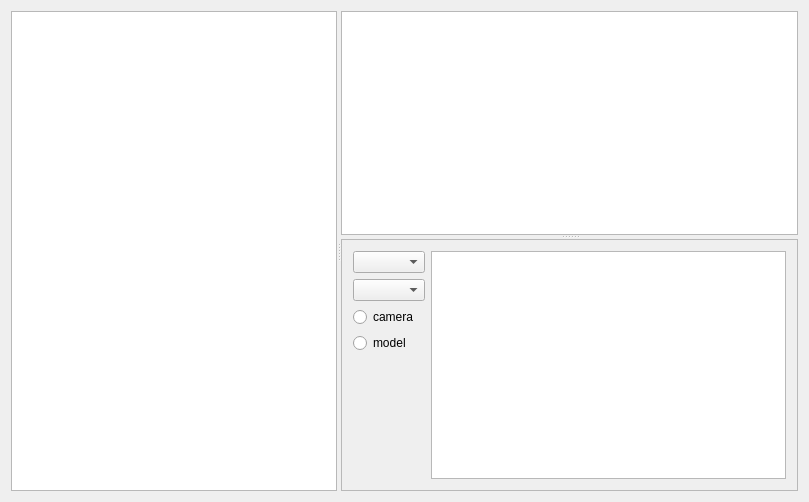
This is Sem_04/OOP/Lab_03/gui/mainwindow.ui in lieroz/University as Qt 5 draws it before an edit. The edited form follows.
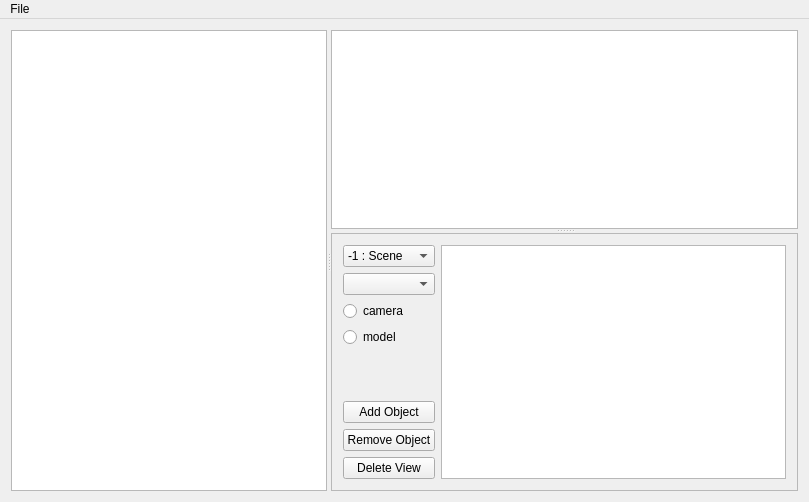
This is the edited form.

Commit message: Added work with several models.

What changed in the file:
```diff
--- a/Sem_04/OOP/Lab_03/gui/mainwindow.ui
+++ b/Sem_04/OOP/Lab_03/gui/mainwindow.ui
@@ -44,12 +44,18 @@
           <layout class="QHBoxLayout" name="horizontalLayout">
            <item>
             <layout class="QVBoxLayout" name="verticalLayout">
+             <item>
+              <widget class="QComboBox" name="modelChoiceButton">
+               <item>
+                <property name="text">
+                 <string>-1 : Scene</string>
+                </property>
+               </item>
+              </widget>
+             </item>
              <item>
               <widget class="QComboBox" name="cameraChoiceButton"/>
              </item>
-             <item>
-              <widget class="QComboBox" name="modelChoiceButton"/>
-             </item>
              <item>
               <widget class="QRadioButton" name="cameraButton">
                <property name="text">
@@ -77,6 +83,27 @@
                </property>
               </spacer>
              </item>
+             <item>
+              <widget class="QPushButton" name="addSceneObjectButton">
+               <property name="text">
+                <string>Add Object</string>
+               </property>
+              </widget>
+             </item>
+             <item>
+              <widget class="QPushButton" name="removeSceneObjectButton">
+               <property name="text">
+                <string>Remove Object</string>
+               </property>
+              </widget>
+             </item>
+             <item>
+              <widget class="QPushButton" name="deleteViewButton">
+               <property name="text">
+                <string>Delete View</string>
+               </property>
+              </widget>
+             </item>
             </layout>
            </item>
            <item>
@@ -100,6 +127,13 @@
      <height>22</height>
     </rect>
    </property>
+   <widget class="QMenu" name="menuFile">
+    <property name="title">
+     <string>File</string>
+    </property>
+    <addaction name="actionupload_model"/>
+   </widget>
+   <addaction name="menuFile"/>
   </widget>
  </widget>
  <layoutdefault spacing="6" margin="11"/>
```
Left out of the diff: 5 changed lines with no effect on the pictures. The commit also changes 2 other files.
